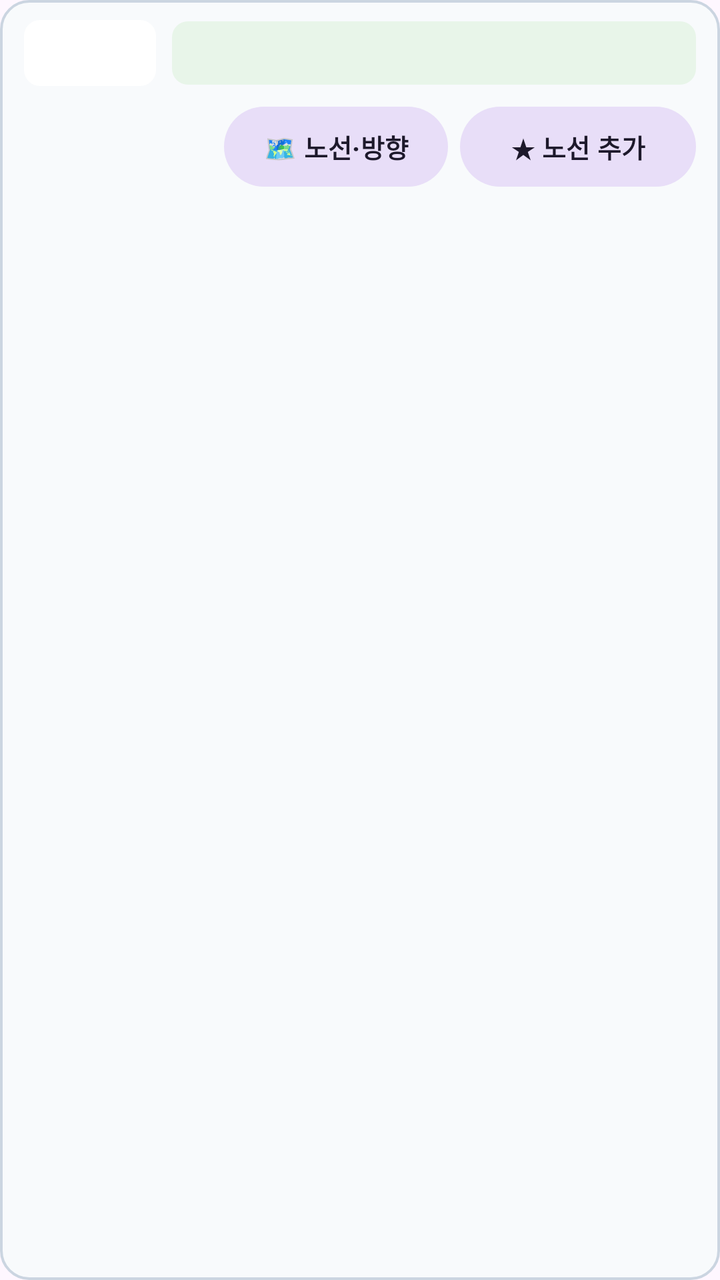
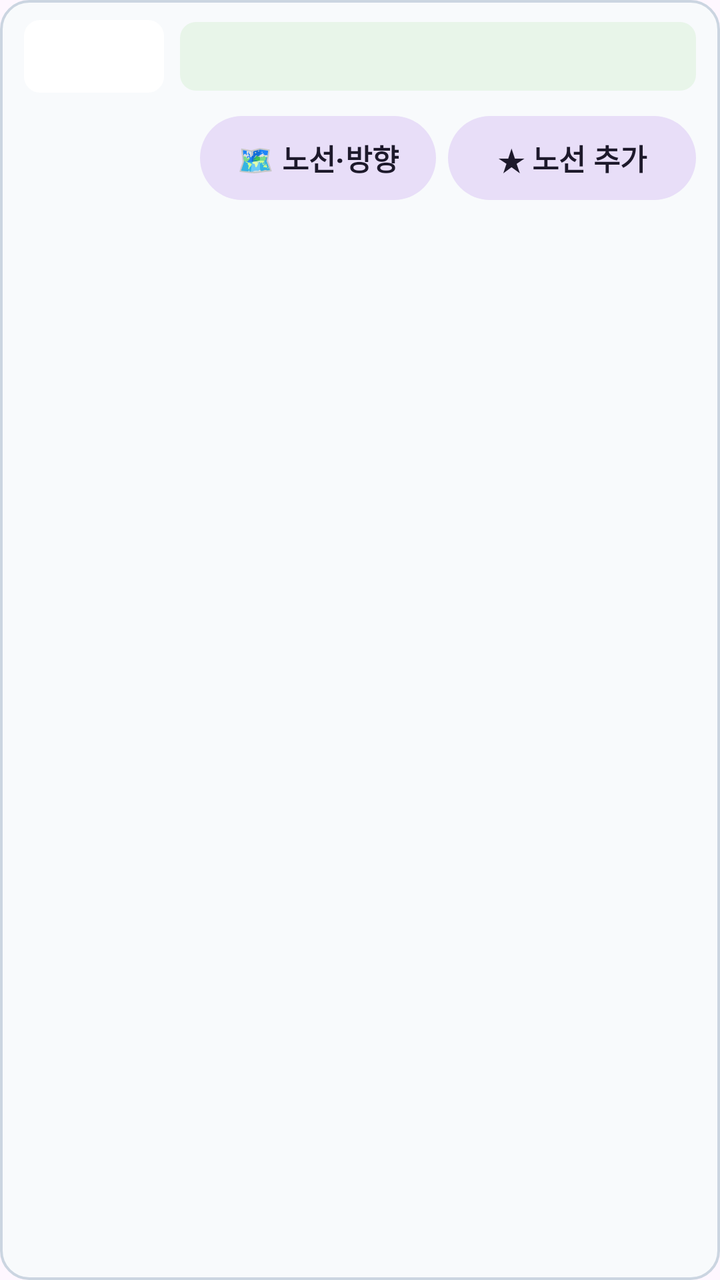

An Android layout rendered at two revisions. The XML below is the earlier revision; the diff shows what the commit changed to produce the second picture.
<!-- AndroidManifest.xml: application theme Theme.TransitMap -->
<!-- res/layout/item_arrival.xml -->
<?xml version="1.0" encoding="utf-8"?>
<LinearLayout xmlns:android="http://schemas.android.com/apk/res/android"
    xmlns:app="http://schemas.android.com/apk/res-auto"
    android:layout_width="match_parent"
    android:layout_height="wrap_content"
    android:layout_marginVertical="4dp"
    android:background="@drawable/bg_arrival_card"
    android:orientation="vertical"
    android:paddingHorizontal="12dp"
    android:paddingVertical="10dp">

    
    <LinearLayout
        android:layout_width="match_parent"
        android:layout_height="wrap_content"
        android:gravity="center_vertical"
        android:orientation="horizontal">

        <TextView
            android:id="@+id/badge"
            android:layout_width="wrap_content"
            android:layout_height="wrap_content"
            android:background="@drawable/bg_badge"
            android:gravity="center"
            android:minWidth="66dp"
            android:paddingHorizontal="11dp"
            android:paddingVertical="5.5dp"
            android:shadowColor="#99000000"
            android:shadowDx="0"
            android:shadowDy="1"
            android:shadowRadius="2"
            android:textColor="#FFFFFF"
            android:textSize="16sp"
            android:textStyle="bold" />

        <TextView
            android:id="@+id/dir"
            android:layout_width="0dp"
            android:layout_height="wrap_content"
            android:layout_marginStart="8dp"
            android:layout_weight="1"
            android:background="@drawable/bg_direction_pill"
            android:ellipsize="end"
            android:maxLines="2"
            android:paddingHorizontal="11dp"
            android:paddingVertical="5.5dp"
            android:textColor="#0D47A1"
            android:textSize="15sp"
            android:textStyle="bold" />
    </LinearLayout>

    
    <LinearLayout
        android:layout_width="match_parent"
        android:layout_height="wrap_content"
        android:layout_marginTop="8dp"
        android:gravity="center_vertical"
        android:orientation="horizontal">

        <LinearLayout
            android:layout_width="0dp"
            android:layout_height="wrap_content"
            android:layout_weight="1"
            android:orientation="vertical">

            <TextView
                android:id="@+id/msg"
                android:layout_width="wrap_content"
                android:layout_height="wrap_content"
                android:textColor="#C62828"
                android:textSize="18sp"
                android:textStyle="bold" />

            <TextView
                android:id="@+id/sub"
                android:layout_width="wrap_content"
                android:layout_height="wrap_content"
                android:layout_marginTop="2dp"
                android:textColor="#334E68"
                android:textSize="13.5sp"
                android:textStyle="bold" />
        </LinearLayout>

        <com.google.android.material.button.MaterialButton
            android:id="@+id/btnRoute"
            style="@style/Widget.Material3.Button.TonalButton"
            android:layout_width="112dp"
            android:layout_height="40dp"
            android:insetTop="0dp"
            android:insetBottom="0dp"
            android:minWidth="0dp"
            android:paddingHorizontal="8dp"
            android:text="🗺 노선·방향"
            android:textSize="13sp"
            android:textStyle="bold"
            app:cornerRadius="20dp" />

        <com.google.android.material.button.MaterialButton
            android:id="@+id/btnAdd"
            style="@style/Widget.Material3.Button.TonalButton"
            android:layout_width="118dp"
            android:layout_height="40dp"
            android:layout_marginStart="6dp"
            android:insetTop="0dp"
            android:insetBottom="0dp"
            android:minWidth="0dp"
            android:paddingHorizontal="8dp"
            android:text="★ 노선 추가"
            android:textSize="13sp"
            android:textStyle="bold"
            app:cornerRadius="20dp" />
    </LinearLayout>
</LinearLayout>
<!-- resources referenced by this layout -->
<resources>
  <!-- drawable bg_arrival_card (drawable) -->
  <?xml version="1.0" encoding="utf-8"?>
  <shape xmlns:android="http://schemas.android.com/apk/res/android" android:shape="rectangle">
      <solid android:color="#F8FAFC" />
      <stroke
          android:width="1.2dp"
          android:color="#CBD5E1" />
      <corners android:radius="14dp" />
  </shape>
  <!-- drawable bg_badge (drawable) -->
  <?xml version="1.0" encoding="utf-8"?>
  <shape xmlns:android="http://schemas.android.com/apk/res/android" android:shape="rectangle">
      <solid android:color="#FFFFFF" />
      <corners android:radius="8dp" />
  </shape>
  <!-- drawable bg_direction_pill (drawable) -->
  <?xml version="1.0" encoding="utf-8"?>
  <shape xmlns:android="http://schemas.android.com/apk/res/android" android:shape="rectangle">
      <solid android:color="#E8F5E9" />
      <corners android:radius="8dp" />
  </shape>
  <style name="Theme.TransitMap" parent="Theme.Material3.Light">
          <item name="colorPrimary">#1565C0</item>
          <item name="colorSecondary">#2E9E44</item>
      </style>
</resources>

<!-- the commit's change to res/layout/item_arrival.xml (unified diff, before → after) -->
@@ -22,15 +22,15 @@
             android:layout_height="wrap_content"
             android:background="@drawable/bg_badge"
             android:gravity="center"
-            android:minWidth="66dp"
-            android:paddingHorizontal="11dp"
-            android:paddingVertical="5.5dp"
+            android:minWidth="70dp"
+            android:paddingHorizontal="12dp"
+            android:paddingVertical="6dp"
             android:shadowColor="#99000000"
             android:shadowDx="0"
             android:shadowDy="1"
             android:shadowRadius="2"
             android:textColor="#FFFFFF"
-            android:textSize="16sp"
+            android:textSize="18sp"
             android:textStyle="bold" />
 
         <TextView
@@ -43,9 +43,9 @@
             android:ellipsize="end"
             android:maxLines="2"
             android:paddingHorizontal="11dp"
-            android:paddingVertical="5.5dp"
+            android:paddingVertical="6dp"
             android:textColor="#0D47A1"
-            android:textSize="15sp"
+            android:textSize="16.5sp"
             android:textStyle="bold" />
     </LinearLayout>
 
@@ -68,7 +68,7 @@
                 android:layout_width="wrap_content"
                 android:layout_height="wrap_content"
                 android:textColor="#C62828"
-                android:textSize="18sp"
+                android:textSize="20sp"
                 android:textStyle="bold" />
 
             <TextView
@@ -77,37 +77,37 @@
                 android:layout_height="wrap_content"
                 android:layout_marginTop="2dp"
                 android:textColor="#334E68"
-                android:textSize="13.5sp"
+                android:textSize="15sp"
                 android:textStyle="bold" />
         </LinearLayout>
 
         <com.google.android.material.button.MaterialButton
             android:id="@+id/btnRoute"
             style="@style/Widget.Material3.Button.TonalButton"
-            android:layout_width="112dp"
-            android:layout_height="40dp"
+            android:layout_width="118dp"
+            android:layout_height="42dp"
             android:insetTop="0dp"
             android:insetBottom="0dp"
             android:minWidth="0dp"
             android:paddingHorizontal="8dp"
             android:text="🗺 노선·방향"
-            android:textSize="13sp"
+            android:textSize="14.5sp"
             android:textStyle="bold"
-            app:cornerRadius="20dp" />
+            app:cornerRadius="21dp" />
 
         <com.google.android.material.button.MaterialButton
             android:id="@+id/btnAdd"
             style="@style/Widget.Material3.Button.TonalButton"
-            android:layout_width="118dp"
-            android:layout_height="40dp"
+            android:layout_width="124dp"
+            android:layout_height="42dp"
             android:layout_marginStart="6dp"
             android:insetTop="0dp"
             android:insetBottom="0dp"
             android:minWidth="0dp"
             android:paddingHorizontal="8dp"
             android:text="★ 노선 추가"
-            android:textSize="13sp"
+            android:textSize="14.5sp"
             android:textStyle="bold"
-            app:cornerRadius="20dp" />
+            app:cornerRadius="21dp" />
     </LinearLayout>
 </LinearLayout>
